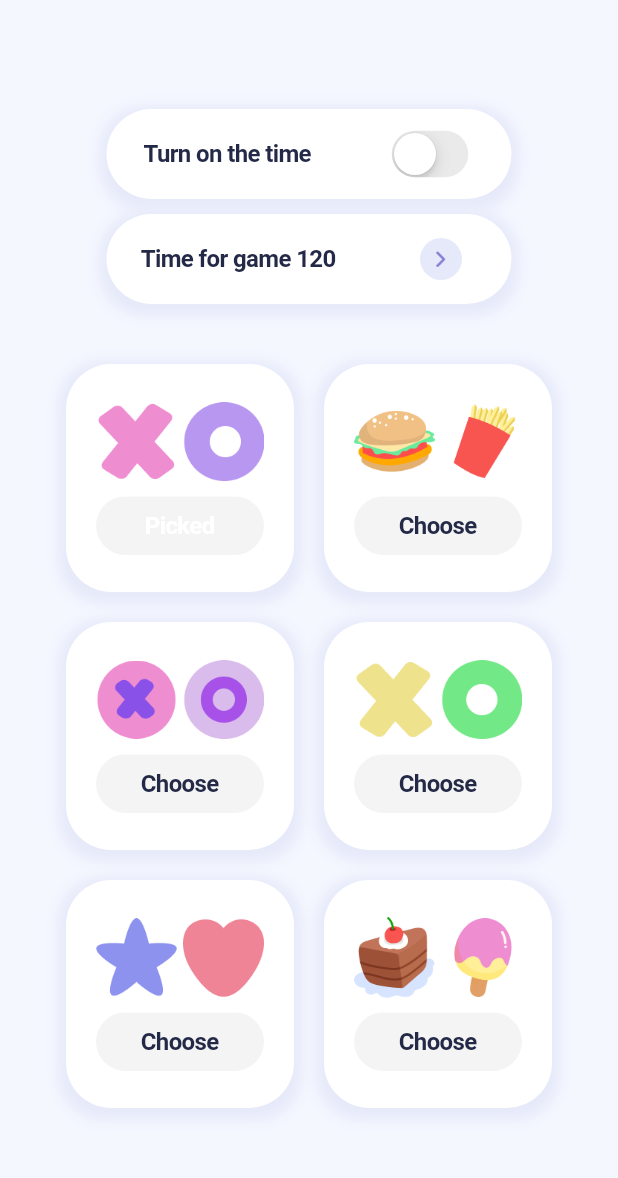
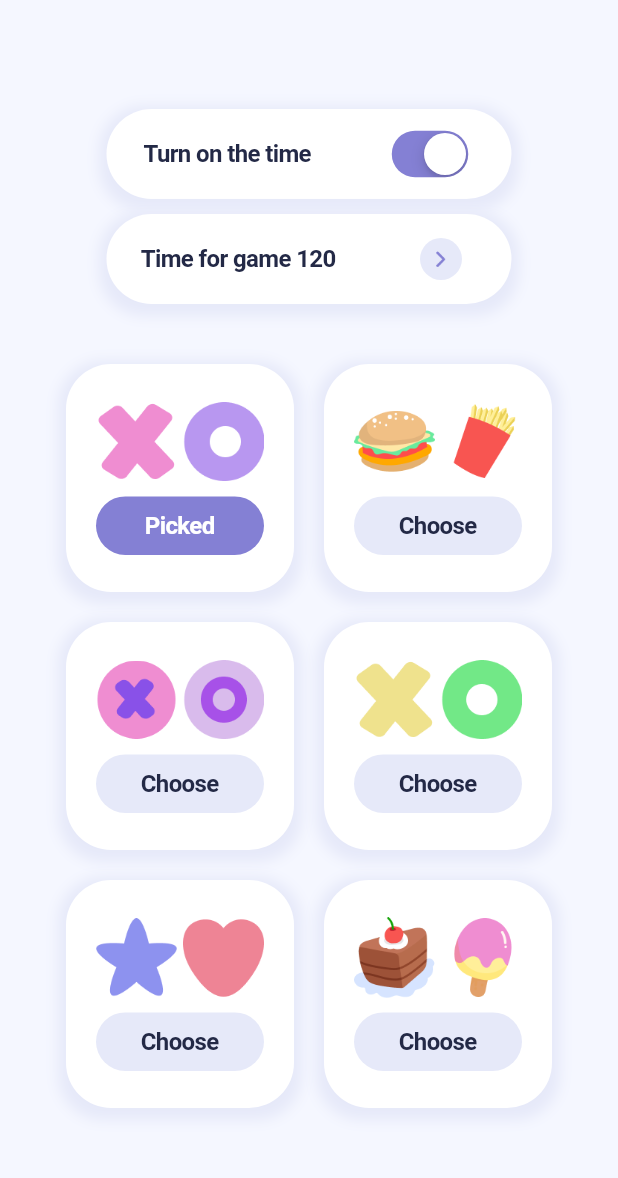
Before and after one commit to vachtung-gigabidze/tic_tac_toe, a Flutter app: the SettingScreen screen opened directly, on a phone screen of 412 x 824 dp, the part 56-1234 px from its top. Run offline on Flutter 3.47's test engine with Material 3 defaults, Android fonts, the phone set to English and light mode, and no system bars; our stand-ins replace shared_preferences; accounts and stored records are empty.

Commit message:
pair choose

```diff
--- a/lib/main.dart
+++ b/lib/main.dart
@@ -32,6 +32,7 @@ class MyApp extends StatelessWidget {
       //   gameMode: GameMode.twoPlayer,
       //   gameDifficulty: GameDifficulty.easy,
       // ),
+      // home: const SettingScreen(),
       home: const OnboardingScreen(),
     ));
     // home: const ResultScreen(resultGame: Result.draw));
--- a/lib/pages/game_board/page.dart
+++ b/lib/pages/game_board/page.dart
@@ -169,7 +169,7 @@ class _GameBoardScreenState extends State<GameBoardScreen> {
     <double>[480, 119],
     <double>[574, 119],
     <double>[386, 119],
-    <double>[386, 119],
+    <double>[386, 213],
     <double>[386, 307],
   ];
 
--- a/lib/pages/setting/page.dart
+++ b/lib/pages/setting/page.dart
@@ -4,14 +4,20 @@ import 'package:tic_tac_toe/providers/setting_provider.dart';
 
 import 'package:tic_tac_toe/ui/ui.dart';
 
-class SettingScreen extends StatelessWidget {
+class SettingScreen extends StatefulWidget {
   const SettingScreen({super.key});
 
   @override
+  State<SettingScreen> createState() => _SettingScreenState();
+}
+
+class _SettingScreenState extends State<SettingScreen> {
+  @override
   Widget build(BuildContext context) {
     //final String timeOfGame = "2:00";
-    final int selected = 1;
-    final setting = SettingProvider.of(context).setting;
+    final settingProvider = SettingProvider.of(context);
+    final setting = settingProvider.setting;
+    final int selected = setting.selectedPairNumber;
     // final bool turnTime = false;
     return CupertinoPageScaffold(
         navigationBar: CupertinoNavigationBar(
@@ -40,6 +46,12 @@ class SettingScreen extends StatelessWidget {
                             size: 16,
                           ),
                           value: setting.gameTime,
+                          onChange: (bool value) {
+                            settingProvider.setting.gameTime = value ?? false;
+                            final s = settingProvider.setting;
+                            s.gameTime = value ?? false;
+                            settingProvider.saveSetting(s);
+                          },
                         ),
                         SizedBox(
                           height: 10,
@@ -77,27 +89,22 @@ class SettingScreen extends StatelessWidget {
                     crossAxisSpacing: 20,
                     mainAxisSpacing: 20,
                     crossAxisCount: 2,
-                    children: <Widget>[
-                      SettingPairChoice(
-                        element: 1,
-                        selected: selected == 1,
-                      ),
-                      SettingPairChoice(
-                        element: 2,
-                      ),
-                      SettingPairChoice(
-                        element: 3,
-                      ),
-                      SettingPairChoice(
-                        element: 4,
-                      ),
-                      SettingPairChoice(
-                        element: 5,
-                      ),
-                      SettingPairChoice(
-                        element: 6,
-                      ),
-                    ],
+                    children: [for (var i = 1; i <= 6; i += 1) i]
+                        .map(
+                          (e) => SettingPairChoice(
+                            element: e,
+                            selected: selected == e,
+                            onPressed: () {
+                              setState(() {
+                                settingProvider.setting.selectedPairNumber = e;
+                                final s = settingProvider.setting;
+
+                                settingProvider.saveSetting(s);
+                              });
+                            },
+                          ),
+                        )
+                        .toList(),
                   ),
                 ),
               ],
--- a/lib/ui/setting_pair_choose.dart
+++ b/lib/ui/setting_pair_choose.dart
@@ -6,11 +6,13 @@ class SettingPairChoice extends StatelessWidget {
   const SettingPairChoice({
     super.key,
     required this.element,
-    this.selected = false,
+    required this.selected,
+    required this.onPressed,
   });
 
   final int element;
   final bool selected;
+  final VoidCallback onPressed;
 
   @override
   Widget build(BuildContext context) {
@@ -60,7 +62,8 @@ class SettingPairChoice extends StatelessWidget {
               width: 112,
               height: 39,
               icon: null,
-              color: selected ? K.basicBlack : K.basicLightBlue,
+              onPressed: onPressed,
+              color: selected ? K.basicBlue : K.basicLightBlue,
             ),
           ],
         ),
--- a/lib/ui/sized_icon.dart
+++ b/lib/ui/sized_icon.dart
@@ -48,6 +48,7 @@ class ButtonWidget extends StatelessWidget {
       height: height,
       child: CupertinoButton(
           padding: EdgeInsets.all(0),
+          disabledColor: c,
           color: c,
           borderRadius: BorderRadius.circular(30),
           onPressed: onPressed,
--- a/lib/ui/switch.dart
+++ b/lib/ui/switch.dart
@@ -1,12 +1,13 @@
 import 'package:flutter/cupertino.dart';
 import 'package:tic_tac_toe/constants.dart';
-import 'package:tic_tac_toe/providers/setting_provider.dart';
+// import 'package:tic_tac_toe/providers/setting_provider.dart';
 
 class SwitchWidget extends StatefulWidget {
-  const SwitchWidget({super.key, required this.switchValue});
+  const SwitchWidget(
+      {super.key, required this.switchValue, required this.onChange});
 
   final bool switchValue;
-
+  final void Function(bool) onChange;
   @override
   State<SwitchWidget> createState() => _CupertinoSwitchExampleState();
 }
@@ -16,8 +17,8 @@ class _CupertinoSwitchExampleState extends State<SwitchWidget> {
 
   @override
   Widget build(BuildContext context) {
-    final settingProvider = SettingProvider.of(context);
-    switchValue = settingProvider.setting.gameTime;
+    //final settingProvider = SettingProvider.of(context);
+    //switchValue = settingProvider.setting.gameTime;
     return Center(
       child: Column(
         mainAxisAlignment: MainAxisAlignment.center,
@@ -26,13 +27,14 @@ class _CupertinoSwitchExampleState extends State<SwitchWidget> {
             value: switchValue,
             activeTrackColor: K.basicBlue,
             onChanged: (bool? value) {
+              widget.onChange(value ?? false);
               setState(() {
                 switchValue = value ?? false;
 
-                settingProvider.setting.gameTime = value ?? false;
-                final s = settingProvider.setting;
-                s.gameTime = value ?? false;
-                settingProvider.saveSetting(s);
+                //   settingProvider.setting.gameTime = value ?? false;
+                //   final s = settingProvider.setting;
+                //   s.gameTime = value ?? false;
+                //   settingProvider.saveSetting(s);
               });
             },
           ),
@@ -47,10 +49,12 @@ class SwitchButtonWidget extends StatelessWidget {
     super.key,
     required this.text,
     required this.value,
+    required this.onChange,
   });
 
   final Widget text;
   final bool value;
+  final void Function(bool) onChange;
 
   @override
   Widget build(BuildContext context) {
@@ -75,6 +79,7 @@ class SwitchButtonWidget extends StatelessWidget {
           text,
           SwitchWidget(
             switchValue: value,
+            onChange: onChange,
           ),
         ],
       ),
```
